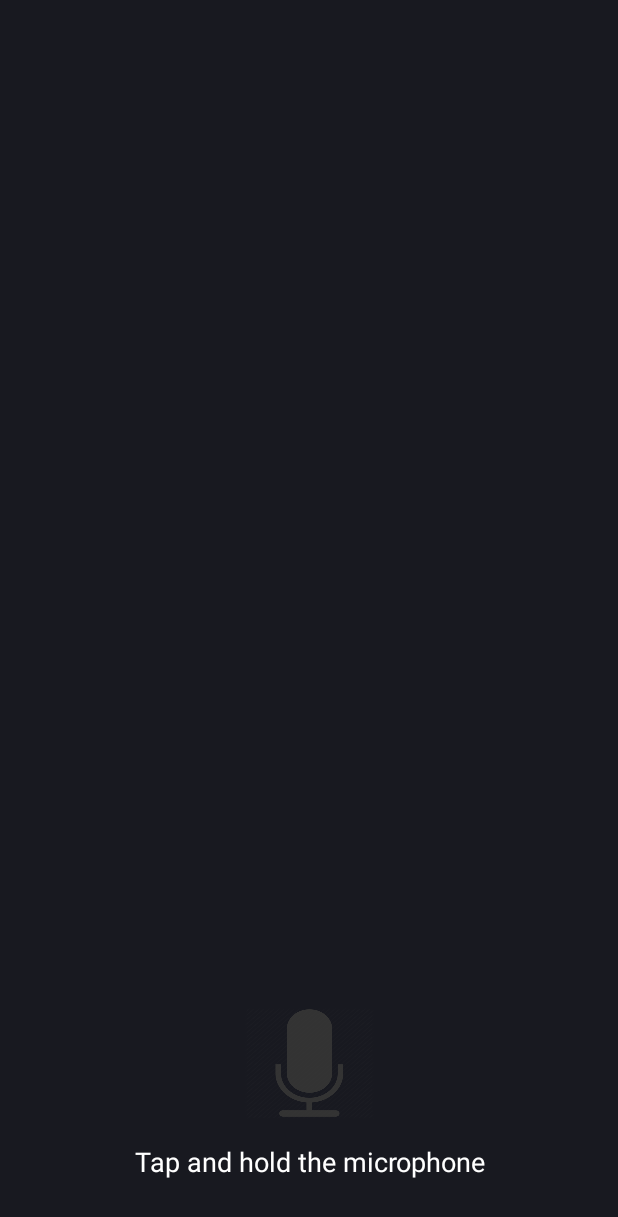
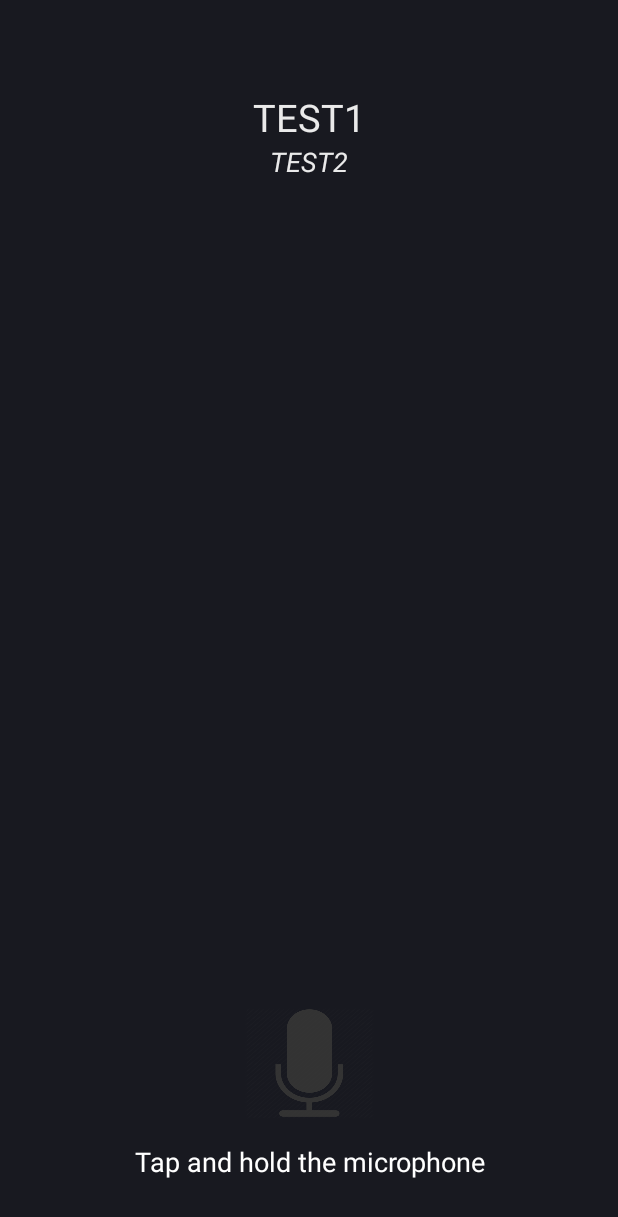
Before and after one commit to charlawl/AhHear, an Android app: the layout pick_location.xml on its own in the app's theme, with its tools: preview values and no code run, on a phone screen of 412 x 824 dp. Shown: the top 1217 px of the screen. Run offline under Robolectric (Android 15) with nearby library versions, the phone set to English and light mode, and no system bars.

Commit message:
gig id working with picklocation

```diff
--- a/AhHearApp/app/src/main/res/layout/pick_location.xml
+++ b/AhHearApp/app/src/main/res/layout/pick_location.xml
@@ -5,11 +5,61 @@
     android:layout_width="match_parent"
     android:layout_height="match_parent">
 
+
+    <RelativeLayout
+        android:layout_width="match_parent"
+        android:layout_height="match_parent">
+
+        <LinearLayout xmlns:android="http://schemas.android.com/apk/res/android"
+            xmlns:local="http://schemas.android.com/apk/res-auto"
+            android:id="@+id/TopText"
+            android:orientation="vertical"
+            android:gravity="center"
+            android:layout_width="match_parent"
+            android:layout_height="wrap_content"
+            android:paddingTop="20dp"
+            android:layout_weight="1">
+
+        <TextView
+            android:id="@+id/LoactionBandName"
+            android:textColor="#EAEAEA"
+            android:textSize="30dp"
+            android:textAlignment="center"
+            android:gravity="center"
+            android:layout_width="wrap_content"
+            android:layout_height="wrap_content" />
+
+        <TextView
+            android:id="@+id/LoactionVenueName"
+            android:textColor="#EAEAEA"
+            android:textSize="25dp"
+            android:text="TEST1"
+            android:textAlignment="center"
+            android:gravity="center"
+            android:layout_width="wrap_content"
+            android:layout_height="wrap_content" />
+
+        <TextView
+            android:id="@+id/LoactionGigDate"
+            android:layout_width="wrap_content"
+            android:textSize="18dp"
+            android:text="TEST2"
+            android:textAlignment="center"
+            android:textColor="#EAEAEA"
+            android:gravity="center"
+            android:textStyle="italic"
+            android:layout_height="wrap_content" />
+
+    </LinearLayout>
+
     <RelativeLayout xmlns:android="http://schemas.android.com/apk/res/android"
         android:id="@+id/location_container"
         xmlns:app="http://schemas.android.com/apk/res-auto"
         android:layout_width="match_parent"
-        android:layout_height="match_parent">
+        android:layout_height="wrap_content"
+        android:gravity="center"
+        android:layout_weight="1"
+        android:layout_below="@id/TopText">
 
     <ImageView
         android:id="@+id/floorplan"
@@ -19,7 +69,6 @@
         android:layout_marginEnd="8dp"
         android:layout_marginStart="8dp"
         android:layout_marginTop="8dp"
-        app:layout_constraintBottom_toTopOf="@+id/textView_sound"
         app:layout_constraintEnd_toEndOf="parent"
         app:layout_constraintStart_toStartOf="parent"
         app:layout_constraintTop_toTopOf="parent"
@@ -31,6 +80,10 @@
         android:layout_height="40dp"></ImageView>
 
     </RelativeLayout>
+
+    </RelativeLayout>
+
+
 
     <Button
         android:id="@+id/button_rec"
```
Also changed, not shown: AhHearApp/app/src/main/java/com/example/ahhear/ahhearapp/PickLocation.java (+139 -5 lines), AhHearApp/app/src/main/java/com/example/ahhear/ahhearapp/VenueHeatmap.java (+85 -51 lines), 1 other file.
